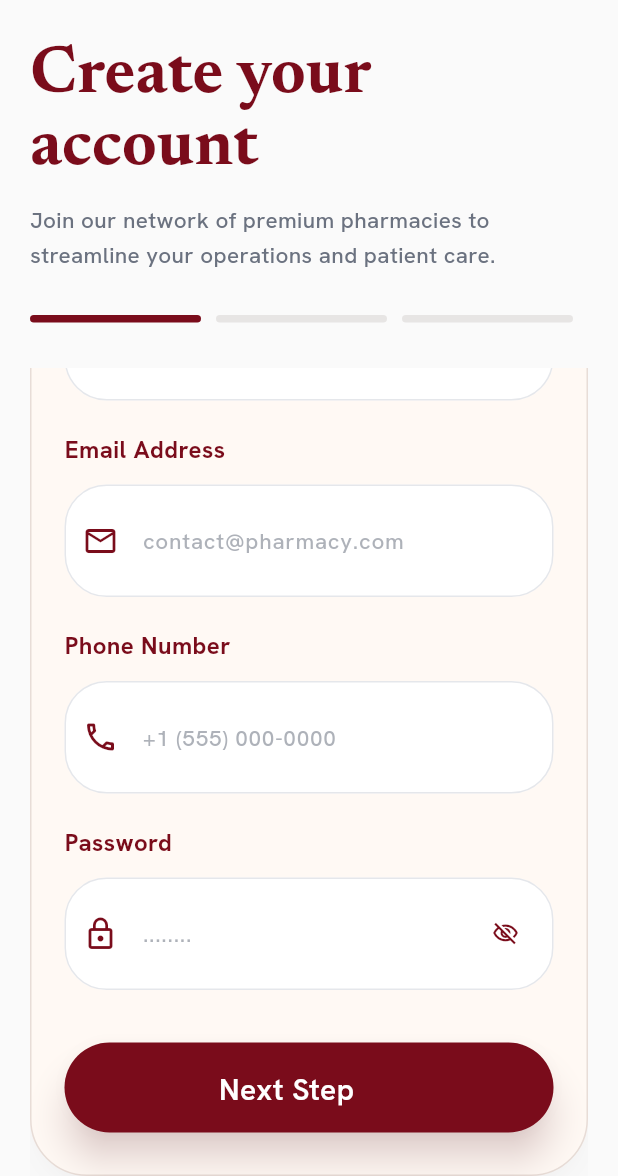
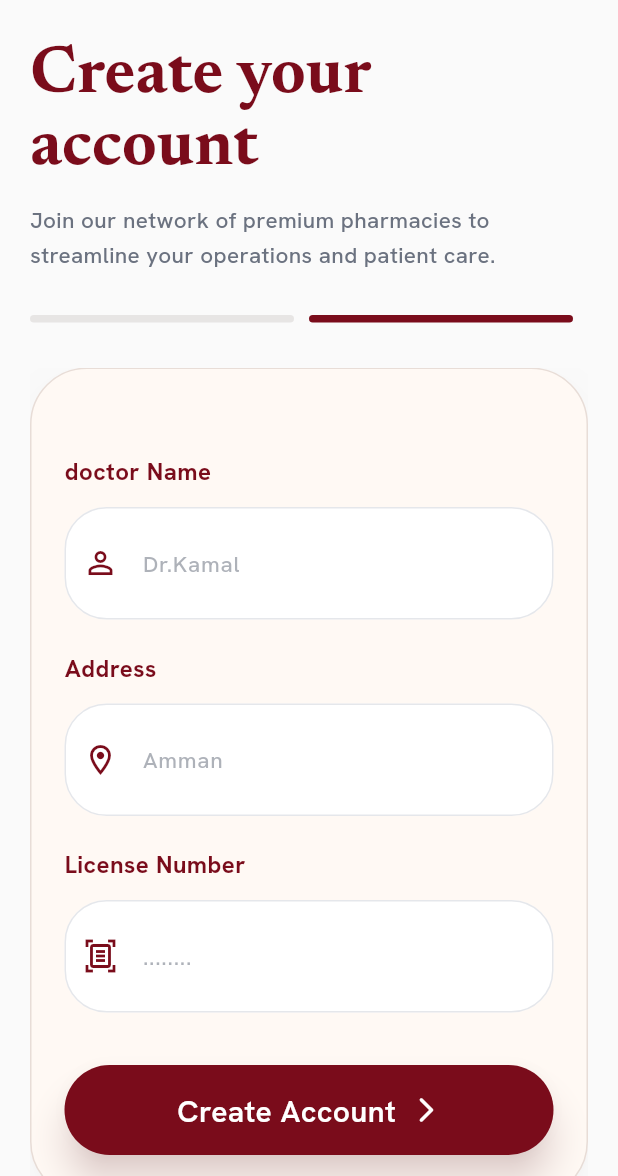
Before and after one commit to rahafaltaweel2005/PharmaLink-Pharmacy, a Flutter app: the RegisterScreen screen opened directly, scrolled down 194 dp, after a tap on "Next Step", on a phone screen of 412 x 824 dp, the part 60-1236 px from its top. Run offline on Flutter 3.47's test engine with Material 3 defaults, Android fonts, the light colour scheme and no system bars; our stand-ins replace dio, flutter_bloc, flutter_secure_storage, flutter_svg, loading_animation_widget, timeline_tile; accounts and stored records are empty.

Commit message:
Update registration flow and Android configuration
- Update `RegisterScreen` to handle account creation with additional pharmacy/doctor details (doctor name, address, and license number).
- Change navigation logic on successful registration to redirect users to the `LoginScreen`.
- Adjust the page indicator and step count in the registration form.
- Modernize shadow color syntax using `withValues` in `RegisterScreen`.
- Add Flutter migrator flags (`builtInKotlin` and `newDsl`) to `gradle.properties`.

```diff
--- a/lib/features/auth/presentation/register/view/register_screen.dart
+++ b/lib/features/auth/presentation/register/view/register_screen.dart
@@ -146,7 +146,7 @@ class _RegisterScreenState extends State<RegisterScreen> {
 
               Row(
                 children: List.generate(
-                  3,
+                  2,
 
                   (index) => Expanded(
                     child: Container(
@@ -178,10 +178,13 @@ class _RegisterScreenState extends State<RegisterScreen> {
                     }
 
                     if (state is RegisterSuccessState) {
-                      controller.nextPage(
-                        duration: const Duration(milliseconds: 350),
-                        curve: Curves.easeInOut,
+                      Navigator.push(
+                        context,
+                        MaterialPageRoute(
+                          builder: (context) => const LoginScreen(),
+                        ),
                       );
+
                     }
                   },
 
@@ -287,6 +290,75 @@ class _RegisterScreenState extends State<RegisterScreen> {
                               ],
                             ),
                           ),
+                        ),SingleChildScrollView(
+                          child: _buildCard(
+                            child: Column(
+                              crossAxisAlignment: CrossAxisAlignment.start,
+
+                              children: [
+                                const SizedBox(height: 28),
+
+                                PharmaTextField(
+                                  controller: doctorNameController,
+                                  title: "doctor Name",
+                                  hint: "Dr.Kamal",
+                                  prefixIcon: Icons.person_outline,
+                                  obscureText: false,
+                                ),
+
+                                const SizedBox(height: 20),
+
+                                PharmaTextField(
+                                  controller: locationController,
+                                  title: "Address",
+                                  hint: "Amman",
+                                  prefixIcon: Icons.location_on_outlined,
+                                  obscureText: false,
+                                ),
+
+                                const SizedBox(height: 20),
+
+                                PharmaTextField(
+                                  controller: licenseNumberController,
+                                  title: 'License Number',
+                                  hint: '........',
+                                  prefixIcon: Icons.document_scanner_outlined,
+                                  obscureText: false,
+                                ),
+
+
+                                const SizedBox(height: 35),
+                                currentPage ==2?
+                                PharmaButton(
+                                  text: "Next Step",
+
+                                  onPressed: () {
+                                    controller.nextPage(
+                                      duration: const Duration(
+                                        milliseconds: 350,
+                                      ),
+                                      curve: Curves.easeInOut,
+                                    );
+                                  },
+                                )
+                               : PharmaButton(
+                                  onPressed: (){
+                                    context.read<RegisterCubit>().register(
+                                      name: nameController.text.trim(),
+                                      email: emailController.text.trim(),
+                                      password: passwordController.text,
+                                      phoneNumber: phoneNumberController.text.trim(),
+                                      doctorName: doctorNameController.text.trim(),
+                                      location: locationController.text.trim(),
+                                      licenseNumber: licenseNumberController.text.trim(),
+                                    );
+                                  },
+                                  text: "Create Account",
+                                  buttonIcon: Icons.arrow_forward_ios_rounded,
+                                ),
+                              ],
+                            ),
+                          ),
                         ),
                       ],
                     );
@@ -309,7 +381,7 @@ class _RegisterScreenState extends State<RegisterScreen> {
         border: Border.all(color: const Color(0xFFE8DDD7)),
         boxShadow: [
           BoxShadow(
-            color: Colors.black.withOpacity(0.03),
+            color: Colors.black.withValues(alpha: 0.03),
             blurRadius: 25,
             offset: const Offset(0, 10),
           ),
```
Also changed, not shown: 1 other file.
